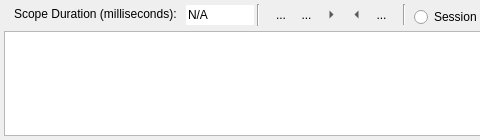
Old version of the form sources/lusan/view/log/ui/ScopeOutputViewer.ui in the repository aregtech/areg-sdk-tools; both pictures show x 0 to 480 and y 0 to 140 of the 988 by 140 pixel window.
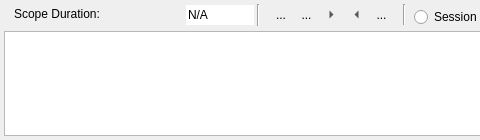
New version of the form. Icons and pictures are not drawn.

What changed in the file:
```diff
--- a/sources/lusan/view/log/ui/ScopeOutputViewer.ui
+++ b/sources/lusan/view/log/ui/ScopeOutputViewer.ui
@@ -142,7 +142,7 @@
        </size>
       </property>
       <property name="text">
-       <string>Scope Duration (milliseconds):</string>
+       <string>Scope Duration:</string>
       </property>
      </widget>
      <widget class="QWidget" name="widget_buttons" native="true">
```
